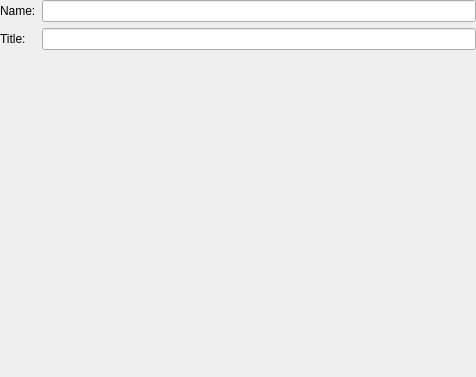
This is src/ui/newkeyboardlayoutwidget.ui in KDE/ktouch as Qt 5 draws it before an edit. The edited form follows.
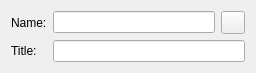
This is the edited form. Icons and pictures are not drawn.

Commit message: resource editor: implement keyboard layout creation

```diff
--- a/src/ui/newkeyboardlayoutwidget.ui
+++ b/src/ui/newkeyboardlayoutwidget.ui
@@ -6,14 +6,11 @@
    <rect>
     <x>0</x>
     <y>0</y>
-    <width>476</width>
-    <height>377</height>
+    <width>256</width>
+    <height>62</height>
    </rect>
   </property>
-  <layout class="QFormLayout" name="m_formLayout">
-   <property name="margin">
-    <number>0</number>
-   </property>
+  <layout class="QFormLayout" name="formLayout">
    <item row="0" column="0">
     <widget class="QLabel" name="m_nameLabel">
      <property name="text">
@@ -25,7 +22,23 @@
     </widget>
    </item>
    <item row="0" column="1">
-    <widget class="QLineEdit" name="m_nameLineEdit"/>
+    <layout class="QHBoxLayout" name="horizontalLayout">
+     <item>
+      <widget class="QLineEdit" name="m_nameLineEdit"/>
+     </item>
+     <item>
+      <widget class="QToolButton" name="m_pasteCurrentNameButton">
+       <property name="toolTip">
+        <string>Paste current system keyboard layout name</string>
+       </property>
+       <property name="icon">
+        <iconset theme="tools-wizard">
+         <normaloff/>
+        </iconset>
+       </property>
+      </widget>
+     </item>
+    </layout>
    </item>
    <item row="1" column="0">
     <widget class="QLabel" name="m_titleLabel">
```
The commit also changes 4 other files.
